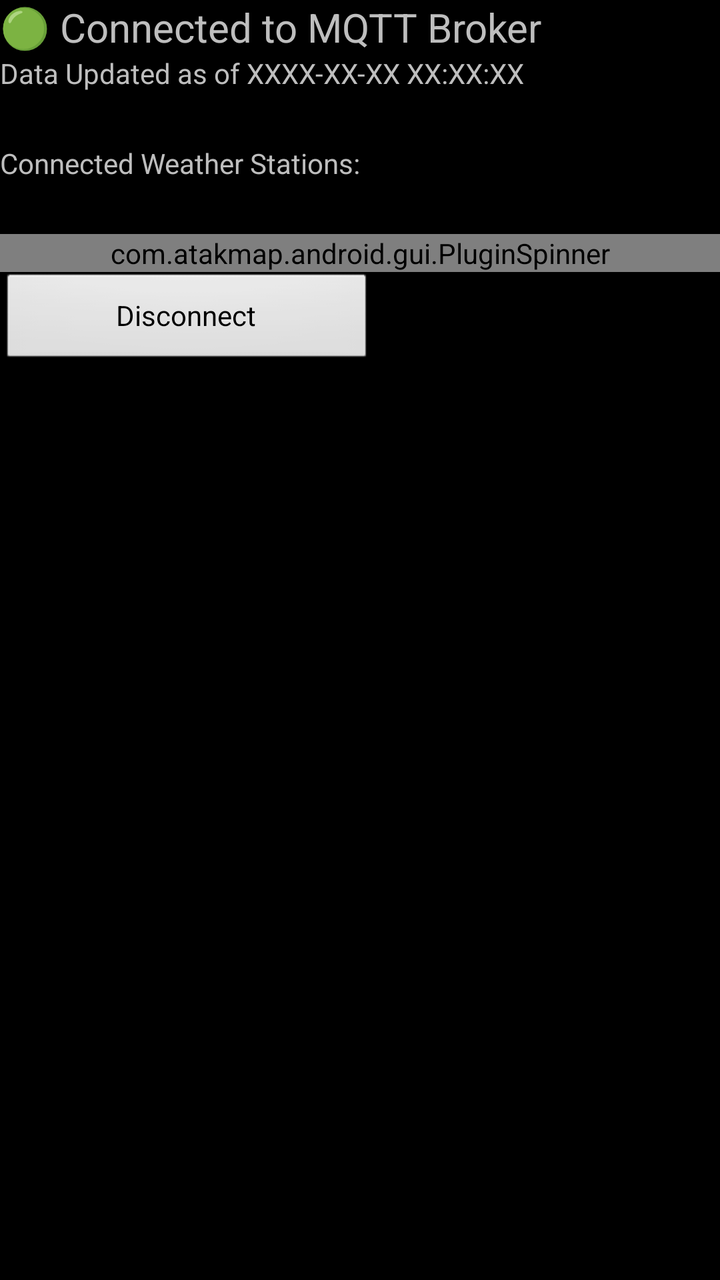
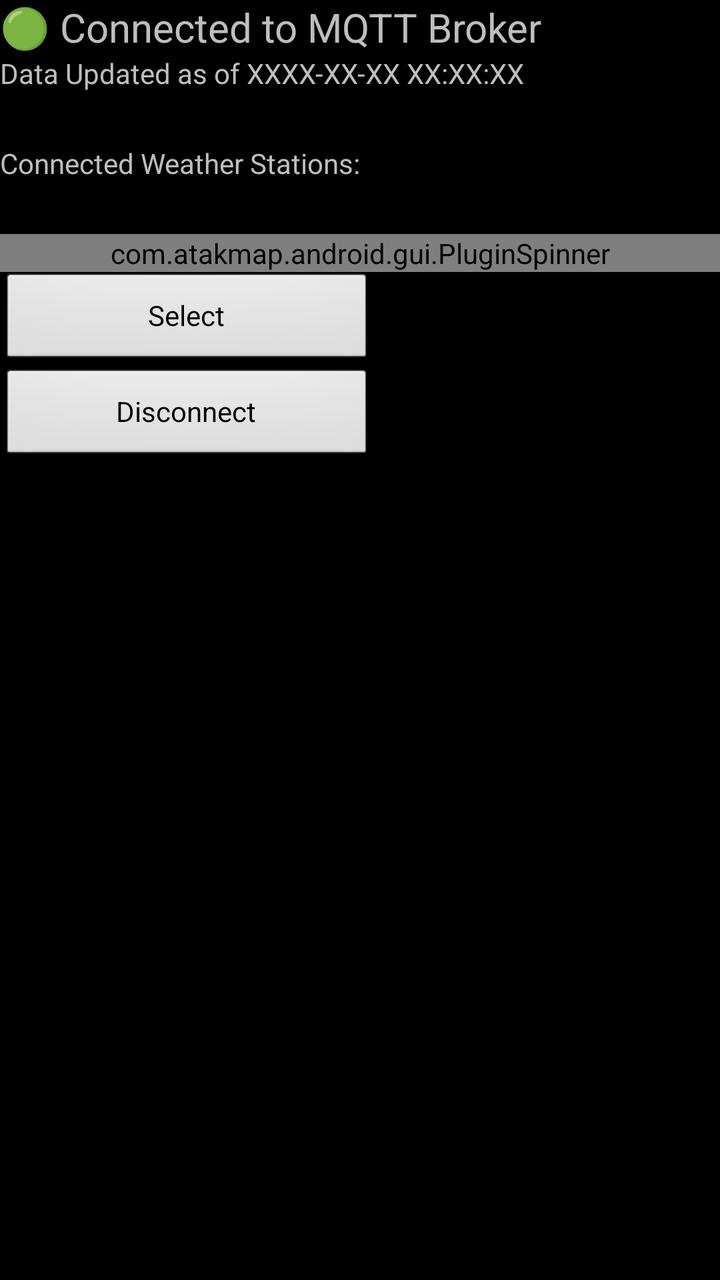

Two renders of the same Android screen: before a commit and after it. Below are the layout's source before the change and the commit's diff.
<!-- AndroidManifest.xml: application theme AppTheme -->
<!-- res/layout/station_list_layout.xml -->
<?xml version="1.0" encoding="utf-8"?>
<LinearLayout xmlns:android="http://schemas.android.com/apk/res/android"
    android:orientation="vertical"
    android:layout_width="match_parent"
    android:layout_height="match_parent">
    <TextView
        android:layout_width="wrap_content"
        android:layout_height="wrap_content"
        android:text="@string/connectedToMQTT"
        android:textSize="20sp" />

    <TextView
        android:id="@+id/detail_station_updated"
        android:layout_width="match_parent"
        android:layout_height="45dp"
        android:text="@string/detail_data_updated" />
    <TextView
        android:layout_width="match_parent"
        android:layout_height="45dp"
        android:text="@string/connectedWeatherStations" />

    <com.atakmap.android.gui.PluginSpinner
        android:id="@+id/weather_station_spinner"
        android:layout_width="match_parent"
        android:layout_height="wrap_content"
        android:entries="@array/weatherStations"
        android:prompt="@string/station_prompt" />

    <Button
        android:id="@+id/mqtt_disconnect_btn"
        android:layout_width="187dp"
        android:layout_height="wrap_content"
        android:text="@string/disconnect" />
</LinearLayout>
<!-- resources referenced by this layout -->
<resources>
  <string-array name="weatherStations" />
  <string name="connectedToMQTT">🟢 Connected to MQTT Broker</string>
  <string name="connectedWeatherStations">Connected Weather Stations:</string>
  <string name="detail_data_updated">Data Updated as of XXXX-XX-XX XX:XX:XX</string>
  <string name="disconnect">Disconnect</string>
  <string name="station_prompt">Select a Weather Station</string>
  <style name="AppTheme" parent="@android:style/Theme.Holo">
          <item name="android:buttonStyle">@android:style/Widget.Button</item>
          <item name="android:imageButtonStyle">@android:style/Widget.Button</item>
          <item name="android:buttonStyleToggle">@android:style/Widget.Button</item>
          <item name="android:spinnerStyle">@style/ATAKSpinner</item>
          <item name="android:spinnerItemStyle">@style/ATAKSpinnerItem</item>
          <item name="android:editTextStyle">@style/ATAKEditText</item>
      </style>
  <style name="ATAKSpinner" parent="@android:style/Widget.Spinner">
          <item name="android:spinnerMode">dialog</item>
      </style>
  <style name="ATAKSpinnerItem">
          <item name="android:textColor">@android:color/white</item>
          <item name="android:dropDownVerticalOffset">0dip</item>
          <item name="android:dropDownHorizontalOffset">0dip</item>
          <item name="android:dropDownWidth">wrap_content</item>
          <item name="android:gravity">left|center_vertical</item>
      </style>
  <style name="ATAKEditText" parent="@android:style/Widget.EditText">
          
          
  
          
          <item name="android:imeOptions">flagNoFullscreen</item>
      </style>
</resources>

<!-- the commit's change to res/layout/station_list_layout.xml (unified diff, before → after) -->
@@ -27,6 +27,12 @@
         android:prompt="@string/station_prompt" />
 
     <Button
+        android:id="@+id/select_btn"
+        android:layout_width="187dp"
+        android:layout_height="wrap_content"
+        android:text="@string/select" />
+
+    <Button
         android:id="@+id/mqtt_disconnect_btn"
         android:layout_width="187dp"
         android:layout_height="wrap_content"
<!-- resource entries referenced after the edit -->
@@ -5,6 +5,7 @@
   <string name="connectedWeatherStations">Connected Weather Stations:</string>
   <string name="detail_data_updated">Data Updated as of XXXX-XX-XX XX:XX:XX</string>
   <string name="disconnect">Disconnect</string>
+  <string name="select">Select</string>
   <string name="station_prompt">Select a Weather Station</string>
   <style name="AppTheme" parent="@android:style/Theme.Holo">
           <item name="android:buttonStyle">@android:style/Widget.Button</item>
